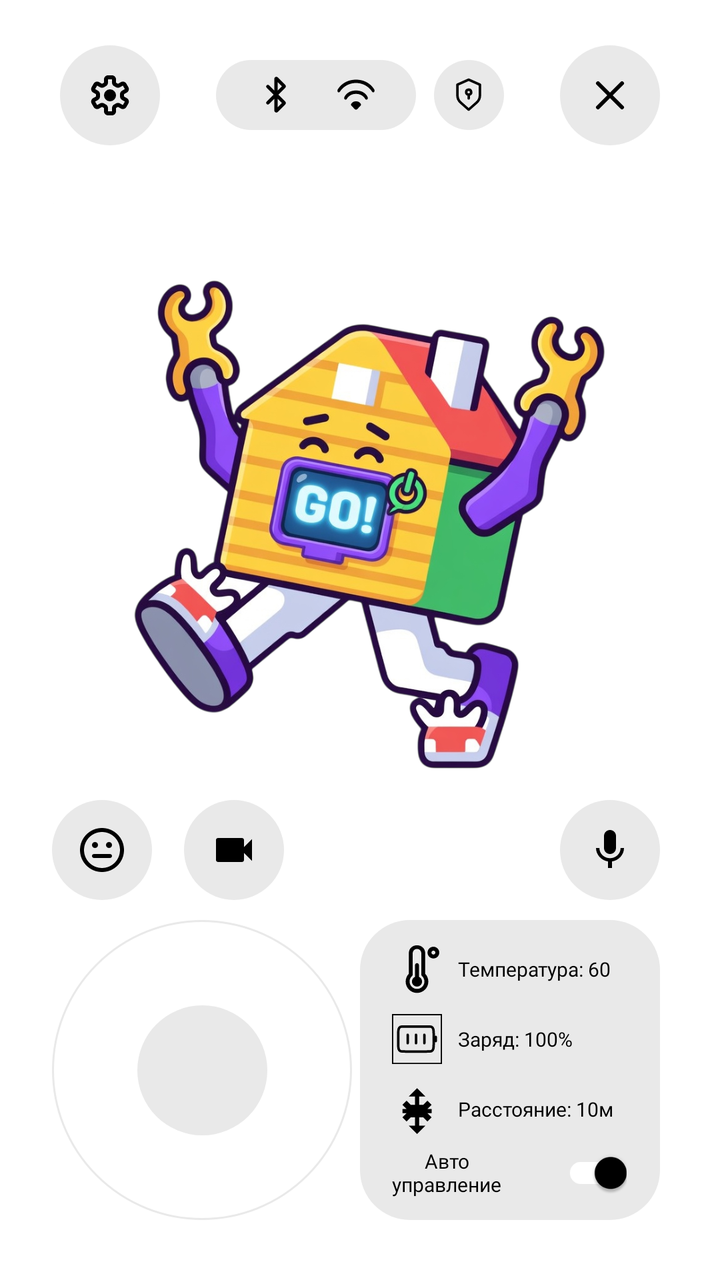
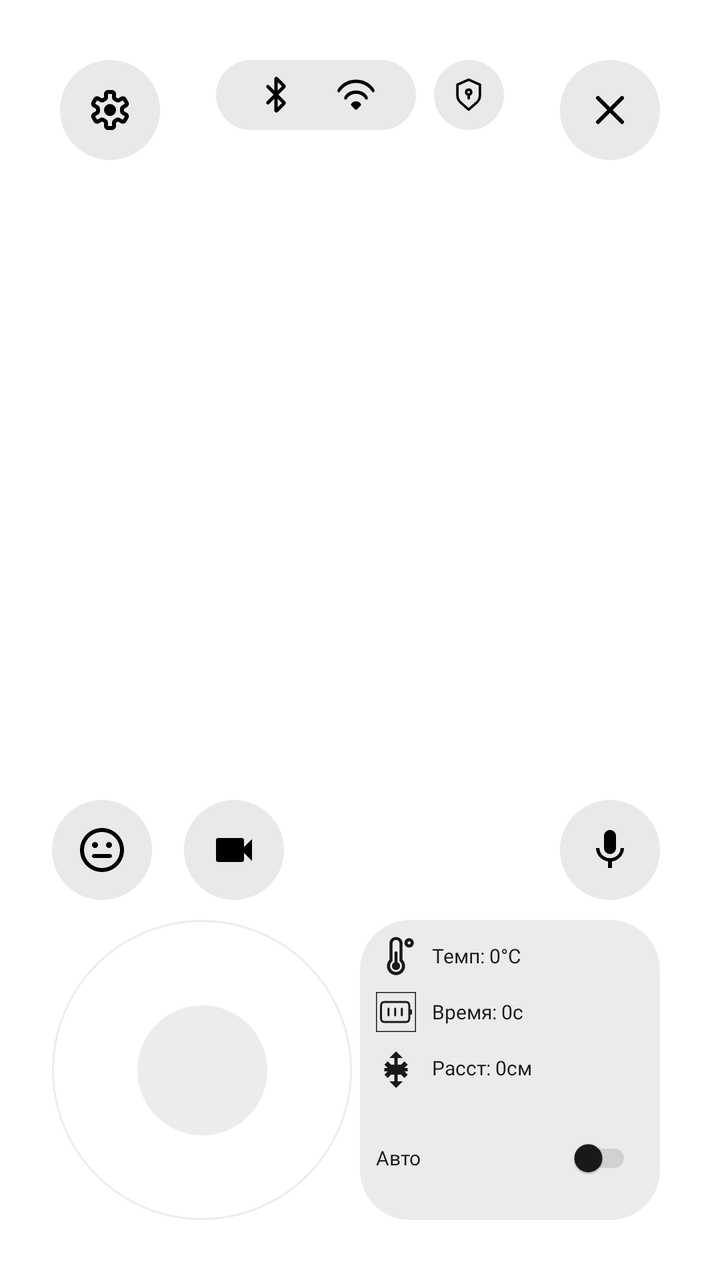

An Android layout rendered at two revisions. The XML below is the earlier revision; the diff shows what the commit changed to produce the second picture.
<!-- AndroidManifest.xml: application theme Theme.Izbushka_android_app -->
<!-- res/layout/activity_main_screen.xml -->
<?xml version="1.0" encoding="utf-8"?>
<androidx.constraintlayout.widget.ConstraintLayout
    android:id="@+id/root"
    xmlns:android="http://schemas.android.com/apk/res/android"
    xmlns:app="http://schemas.android.com/apk/res-auto"
    xmlns:tools="http://schemas.android.com/tools"
    android:layout_width="match_parent"
    android:layout_height="match_parent">

    <LinearLayout
        android:id="@+id/buttonLeft"
        android:layout_width="50dp"
        android:layout_height="50dp"
        android:background="@drawable/rounded_bg"
        android:orientation="horizontal"
        android:gravity="center"
        android:layout_marginStart="30dp"
        app:layout_constraintStart_toStartOf="parent"
        app:layout_constraintTop_toTopOf="@id/topBar"
        app:layout_constraintBottom_toBottomOf="@id/topBar">

        <ImageView
            android:layout_width="24dp"
            android:layout_height="24dp"
            android:src="@drawable/settings"
            app:tint="#000000" />
    </LinearLayout>

    <LinearLayout
        android:id="@+id/buttonRight"
        android:layout_width="50dp"
        android:layout_height="50dp"
        android:background="@drawable/rounded_bg"
        android:orientation="horizontal"
        android:gravity="center"
        android:layout_marginEnd="30dp"
        app:layout_constraintEnd_toEndOf="parent"
        app:layout_constraintTop_toTopOf="@id/topBar"
        app:layout_constraintBottom_toBottomOf="@id/topBar">

        <ImageView
            android:layout_width="24dp"
            android:layout_height="24dp"
            android:src="@drawable/exit"
            app:tint="#000000" />
    </LinearLayout>

    <LinearLayout
        android:id="@+id/topBar"
        android:layout_width="wrap_content"
        android:layout_height="wrap_content"
        android:orientation="horizontal"
        android:gravity="center_vertical"
        android:layout_marginTop="30dp"
        app:layout_constraintStart_toStartOf="parent"
        app:layout_constraintEnd_toEndOf="parent"
        app:layout_constraintTop_toTopOf="parent">

        <LinearLayout
            android:id="@+id/infoPanel"
            android:layout_width="100dp"
            android:layout_height="35dp"
            android:background="@drawable/rounded_bg"
            android:orientation="horizontal"
            android:gravity="center">

            <ImageView
                android:layout_width="20dp"
                android:layout_height="20dp"
                android:src="@drawable/bluetooth"
                app:tint="#000000"
                android:layout_marginEnd="20dp" />

            <ImageView
                android:layout_width="20dp"
                android:layout_height="20dp"
                android:src="@drawable/wifi"
                app:tint="#000000" />
        </LinearLayout>

        <LinearLayout
            android:id="@+id/buttonRules"
            android:layout_width="35dp"
            android:layout_height="35dp"
            android:layout_marginStart="9dp"
            android:background="@drawable/rounded_bg"
            android:orientation="horizontal"
            android:gravity="center">

            <ImageView
                android:layout_width="20dp"
                android:layout_height="20dp"
                android:src="@drawable/security"
                app:tint="#000000" />
        </LinearLayout>

    </LinearLayout>

    <LinearLayout
        android:id="@+id/buttonAboveJoystick"
        android:layout_width="50dp"
        android:layout_height="50dp"
        android:background="@drawable/rounded_bg"
        android:orientation="horizontal"
        android:gravity="center"
        android:layout_marginStart="26dp"
        android:layout_marginBottom="10dp"
        app:layout_constraintStart_toStartOf="parent"
        app:layout_constraintBottom_toTopOf="@id/joystickOuter">

        <ImageView
            android:layout_width="24dp"
            android:layout_height="24dp"
            android:src="@drawable/emoji"
            app:tint="#000000" />
    </LinearLayout>

    <LinearLayout
        android:id="@+id/buttonVideo"
        android:layout_width="50dp"
        android:layout_height="50dp"
        android:background="@drawable/rounded_bg"
        android:orientation="horizontal"
        android:gravity="center"
        android:layout_marginStart="16dp"
        android:layout_marginBottom="10dp"
        app:layout_constraintStart_toEndOf="@id/buttonAboveJoystick"
        app:layout_constraintBottom_toTopOf="@id/joystickOuter">

        <ImageView
            android:layout_width="24dp"
            android:layout_height="24dp"
            android:src="@drawable/video"
            app:tint="#000000" />
    </LinearLayout>

    <View
        android:id="@+id/joystickOuter"
        android:layout_width="150dp"
        android:layout_height="150dp"
        android:background="@drawable/joystick_outer_bg"
        android:layout_marginStart="26dp"
        android:layout_marginBottom="30dp"
        app:layout_constraintStart_toStartOf="parent"
        app:layout_constraintBottom_toBottomOf="parent" />

    <View
        android:id="@+id/joystickKnob"
        android:layout_width="65dp"
        android:layout_height="65dp"
        android:background="@drawable/joystick_knob_bg"
        app:layout_constraintTop_toTopOf="@id/joystickOuter"
        app:layout_constraintBottom_toBottomOf="@id/joystickOuter"
        app:layout_constraintStart_toStartOf="@id/joystickOuter"
        app:layout_constraintEnd_toEndOf="@id/joystickOuter" />

    <View
        android:id="@+id/mainPanel"
        android:layout_width="150dp"
        android:layout_height="150dp"
        android:layout_marginEnd="30dp"
        android:layout_marginBottom="30dp"
        android:background="@drawable/rounded_bg"
        app:layout_constraintEnd_toEndOf="parent"
        app:layout_constraintBottom_toBottomOf="parent" />

    <LinearLayout
        android:id="@+id/buttonAboveMain"
        android:layout_width="50dp"
        android:layout_height="50dp"
        android:background="@drawable/rounded_bg"
        android:orientation="horizontal"
        android:gravity="center"
        android:layout_marginEnd="30dp"
        android:layout_marginBottom="10dp"
        app:layout_constraintEnd_toEndOf="parent"
        app:layout_constraintBottom_toTopOf="@id/mainPanel">

        <ImageView
            android:layout_width="24dp"
            android:layout_height="24dp"
            android:src="@drawable/microphone"
            app:tint="#000000" />
    </LinearLayout>

    <ImageView
        android:id="@+id/robotImage"
        android:layout_width="307dp"
        android:layout_height="322dp"
        app:srcCompat="@drawable/zbushkaactive"
        app:layout_constraintStart_toStartOf="parent"
        app:layout_constraintEnd_toEndOf="parent"
        app:layout_constraintTop_toBottomOf="@id/topBar"
        app:layout_constraintBottom_toTopOf="@id/joystickOuter" />

    <LinearLayout
        android:id="@+id/temperatureRow"
        android:layout_width="wrap_content"
        android:layout_height="wrap_content"
        android:orientation="horizontal"
        android:gravity="center_vertical"
        android:layout_marginStart="16dp"
        android:layout_marginTop="12dp"
        app:layout_constraintStart_toStartOf="@id/mainPanel"
        app:layout_constraintTop_toTopOf="@id/mainPanel">

        <ImageView
            android:layout_width="25dp"
            android:layout_height="25dp"
            android:src="@drawable/temperature"
            app:tint="#000000"
            android:layout_marginEnd="8dp" />

        <TextView
            android:layout_width="wrap_content"
            android:layout_height="wrap_content"
            android:text="Температура: 60"
            android:textSize="10sp"
            android:textColor="#000000"
            android:singleLine="true"
            android:fontFamily="@font/jeju_gothic" />
    </LinearLayout>

    <LinearLayout
        android:id="@+id/batteryRow"
        android:layout_width="wrap_content"
        android:layout_height="wrap_content"
        android:orientation="horizontal"
        android:gravity="center_vertical"
        android:layout_marginStart="16dp"
        android:layout_marginTop="10dp"
        app:layout_constraintStart_toStartOf="@id/mainPanel"
        app:layout_constraintTop_toBottomOf="@id/temperatureRow">

        <ImageView
            android:layout_width="25dp"
            android:layout_height="25dp"
            android:src="@drawable/battery"
            app:tint="#000000"
            android:layout_marginEnd="8dp" />

        <TextView
            android:layout_width="wrap_content"
            android:layout_height="wrap_content"
            android:text="Заряд: 100%"
            android:textSize="10sp"
            android:textColor="#000000"
            android:singleLine="true"
            android:fontFamily="@font/jeju_gothic" />
    </LinearLayout>

    <LinearLayout
        android:id="@+id/distanceRow"
        android:layout_width="wrap_content"
        android:layout_height="wrap_content"
        android:orientation="horizontal"
        android:gravity="center_vertical"
        android:layout_marginStart="16dp"
        android:layout_marginTop="10dp"
        app:layout_constraintStart_toStartOf="@id/mainPanel"
        app:layout_constraintTop_toBottomOf="@id/batteryRow">

        <ImageView
            android:layout_width="25dp"
            android:layout_height="25dp"
            android:src="@drawable/distance"
            app:tint="#000000"
            android:layout_marginEnd="8dp" />

        <TextView
            android:layout_width="wrap_content"
            android:layout_height="wrap_content"
            android:text="Расстояние: 10м"
            android:textSize="10sp"
            android:textColor="#000000"
            android:singleLine="true"
            android:fontFamily="@font/jeju_gothic" />
    </LinearLayout>

    <LinearLayout
        android:id="@+id/autoControlRow"
        android:layout_width="0dp"
        android:layout_height="wrap_content"
        android:orientation="horizontal"
        android:gravity="center_vertical"
        android:layout_marginStart="16dp"
        android:layout_marginEnd="12dp"
        android:layout_marginTop="-5dp"
        app:layout_constraintStart_toStartOf="@id/mainPanel"
        app:layout_constraintEnd_toEndOf="@id/mainPanel"
        app:layout_constraintTop_toBottomOf="@id/distanceRow">

        <TextView
            android:layout_width="0dp"
            android:layout_height="wrap_content"
            android:layout_weight="1"
            android:text="       Авто управление"
            android:textSize="10sp"
            android:textColor="#000000"
            android:fontFamily="@font/jeju_gothic" />

        <androidx.appcompat.widget.SwitchCompat
            android:id="@+id/autoControlSwitch"
            android:layout_width="wrap_content"
            android:layout_height="wrap_content"
            android:checked="true"
            android:scaleX="0.8"
            android:scaleY="0.8"
            app:thumbTint="#000000"
            app:trackTint="#FFFFFF" />
    </LinearLayout>

</androidx.constraintlayout.widget.ConstraintLayout>
<!-- resources referenced by this layout -->
<resources>
  <!-- drawable distance (drawable) -->
  <?xml version="1.0" encoding="utf-8"?>
  <vector xmlns:android="http://schemas.android.com/apk/res/android"
      android:width="24dp"
      android:height="24dp"
      android:viewportWidth="24"
      android:viewportHeight="24">
      <path
          android:fillColor="#000000"
          android:pathData="M12,2L8,6h3v4H9L7,8 5,10l2,2H5v2h2L5,16l2,2 2,-2h2v4H8l4,4 4,-4h-3v-4h2l2,2 2,-2 -2,-2h2v-2h-2l2,-2 -2,-2 -2,2h-2V6h3L12,2z" />
  </vector>
  <!-- drawable exit (drawable) -->
  <?xml version="1.0" encoding="utf-8"?>
  <vector xmlns:android="http://schemas.android.com/apk/res/android"
      android:width="24dp"
      android:height="24dp"
      android:viewportWidth="24"
      android:viewportHeight="24"
      android:tint="?attr/colorOnSurface">
  
      <path
          android:fillColor="#FF000000"
          android:pathData="M6,6 L18,18 M18,6 L6,18"
          android:strokeWidth="2"
          android:strokeColor="#FF000000"
          android:strokeLineCap="round" />
  
  </vector>
  <!-- drawable joystick_knob_bg (drawable) -->
  <?xml version="1.0" encoding="utf-8"?>
  <shape xmlns:android="http://schemas.android.com/apk/res/android"
      android:shape="oval">
      <solid android:color="#E9E9E9" />
  </shape>
  <!-- drawable joystick_outer_bg (drawable) -->
  <?xml version="1.0" encoding="utf-8"?>
  <shape xmlns:android="http://schemas.android.com/apk/res/android"
      android:shape="oval">
      <solid android:color="@android:color/transparent" />
      <stroke
          android:width="1dp"
          android:color="#E9E9E9" />
  </shape>
  <!-- drawable microphone (drawable) -->
  <?xml version="1.0" encoding="utf-8"?>
  <vector xmlns:android="http://schemas.android.com/apk/res/android"
      android:width="24dp"
      android:height="24dp"
      android:viewportWidth="24"
      android:viewportHeight="24">
      <path
          android:fillColor="#000000"
          android:pathData="M12,14c1.66,0 2.99,-1.34 2.99,-3L15,5c0,-1.66 -1.34,-3 -3,-3S9,3.34 9,5v6c0,1.66 1.34,3 3,3zM17.3,11c0,3 -2.54,5.1 -5.3,5.1S6.7,14 6.7,11H5c0,3.41 2.72,6.23 6,6.72V21h2v-3.28c3.28,-0.48 6,-3.3 6,-6.72h-1.7z" />
  </vector>
  <!-- drawable rounded_bg (drawable) -->
  <?xml version="1.0" encoding="utf-8"?>
  <shape xmlns:android="http://schemas.android.com/apk/res/android"
      android:shape="rectangle">
      <solid android:color="#E9E9E9" />
      <corners android:radius="25dp" />
  </shape>
  <!-- drawable video (drawable) -->
  <vector xmlns:android="http://schemas.android.com/apk/res/android"
      android:width="24dp"
      android:height="24dp"
      android:viewportWidth="24"
      android:viewportHeight="24">
      <path
          android:fillColor="#000000"
          android:pathData="M17,10.5V7c0,-0.55 -0.45,-1 -1,-1H4c-0.55,0 -1,0.45 -1,1v10c0,0.55 0.45,1 1,1h12c0.55,0 1,-0.45 1,-1v-3.5l4,4v-11l-4,4z"/>
  </vector>
  <!-- drawable zbushkaactive: png bitmap (drawable, 655269 bytes) -->
  <style name="Theme.Izbushka_android_app" parent="Base.Theme.Izbushka_android_app" />
  <color name="light_primary">#2196F3</color>
  <color name="light_primary_variant">#1976D2</color>
  <color name="light_on_primary">#FFFFFF</color>
  <color name="light_secondary">#03DAC6</color>
  <color name="light_secondary_variant">#018786</color>
  <color name="light_on_secondary">#000000</color>
  <color name="light_background">#FFFFFF</color>
  <color name="light_text_primary">#000000</color>
  <color name="light_text_secondary">#676767</color>
  <!-- unchanged entries left out for length: 8 -->
</resources>

<!-- the commit's change to res/layout/activity_main_screen.xml (unified diff, before → after) -->
@@ -7,6 +7,15 @@
     android:layout_width="match_parent"
     android:layout_height="match_parent">
 
+    <FrameLayout
+        android:id="@+id/videoContainer"
+        android:layout_width="match_parent"
+        android:layout_height="0dp"
+        app:layout_constraintTop_toTopOf="parent"
+        app:layout_constraintBottom_toBottomOf="parent"
+        app:layout_constraintStart_toStartOf="parent"
+        app:layout_constraintEnd_toEndOf="parent" />
+
     <LinearLayout
         android:id="@+id/buttonLeft"
         android:layout_width="50dp"
@@ -15,9 +24,9 @@
         android:orientation="horizontal"
         android:gravity="center"
         android:layout_marginStart="30dp"
-        app:layout_constraintStart_toStartOf="parent"
-        app:layout_constraintTop_toTopOf="@id/topBar"
-        app:layout_constraintBottom_toBottomOf="@id/topBar">
+        android:layout_marginTop="30dp"
+        app:layout_constraintStart_toStartOf="parent"
+        app:layout_constraintTop_toTopOf="parent">
 
         <ImageView
             android:layout_width="24dp"
@@ -34,9 +43,9 @@
         android:orientation="horizontal"
         android:gravity="center"
         android:layout_marginEnd="30dp"
+        android:layout_marginTop="30dp"
         app:layout_constraintEnd_toEndOf="parent"
-        app:layout_constraintTop_toTopOf="@id/topBar"
-        app:layout_constraintBottom_toBottomOf="@id/topBar">
+        app:layout_constraintTop_toTopOf="parent">
 
         <ImageView
             android:layout_width="24dp"
@@ -93,7 +102,6 @@
                 android:src="@drawable/security"
                 app:tint="#000000" />
         </LinearLayout>
-
     </LinearLayout>
 
     <LinearLayout
@@ -141,6 +149,7 @@
         android:background="@drawable/joystick_outer_bg"
         android:layout_marginStart="26dp"
         android:layout_marginBottom="30dp"
+        android:alpha="0.85"
         app:layout_constraintStart_toStartOf="parent"
         app:layout_constraintBottom_toBottomOf="parent" />
 
@@ -149,165 +158,156 @@
         android:layout_width="65dp"
         android:layout_height="65dp"
         android:background="@drawable/joystick_knob_bg"
+        android:alpha="0.85"
         app:layout_constraintTop_toTopOf="@id/joystickOuter"
         app:layout_constraintBottom_toBottomOf="@id/joystickOuter"
         app:layout_constraintStart_toStartOf="@id/joystickOuter"
         app:layout_constraintEnd_toEndOf="@id/joystickOuter" />
 
-    <View
+    <LinearLayout
+        android:id="@+id/buttonAboveMain"
+        android:layout_width="50dp"
+        android:layout_height="50dp"
+        android:background="@drawable/rounded_bg"
+        android:orientation="horizontal"
+        android:gravity="center"
+        android:layout_marginEnd="30dp"
+        android:layout_marginBottom="10dp"
+        app:layout_constraintEnd_toEndOf="parent"
+        app:layout_constraintBottom_toTopOf="@id/mainPanel">
+
+        <ImageView
+            android:layout_width="24dp"
+            android:layout_height="24dp"
+            android:src="@drawable/microphone"
+            app:tint="#000000" />
+    </LinearLayout>
+
+    <LinearLayout
         android:id="@+id/mainPanel"
         android:layout_width="150dp"
         android:layout_height="150dp"
         android:layout_marginEnd="30dp"
         android:layout_marginBottom="30dp"
         android:background="@drawable/rounded_bg"
+        android:alpha="0.9"
         app:layout_constraintEnd_toEndOf="parent"
-        app:layout_constraintBottom_toBottomOf="parent" />
-
-    <LinearLayout
-        android:id="@+id/buttonAboveMain"
-        android:layout_width="50dp"
-        android:layout_height="50dp"
-        android:background="@drawable/rounded_bg"
-        android:orientation="horizontal"
-        android:gravity="center"
-        android:layout_marginEnd="30dp"
-        android:layout_marginBottom="10dp"
-        app:layout_constraintEnd_toEndOf="parent"
-        app:layout_constraintBottom_toTopOf="@id/mainPanel">
-
-        <ImageView
-            android:layout_width="24dp"
-            android:layout_height="24dp"
-            android:src="@drawable/microphone"
-            app:tint="#000000" />
-    </LinearLayout>
-
-    <ImageView
-        android:id="@+id/robotImage"
-        android:layout_width="307dp"
-        android:layout_height="322dp"
-        app:srcCompat="@drawable/zbushkaactive"
-        app:layout_constraintStart_toStartOf="parent"
-        app:layout_constraintEnd_toEndOf="parent"
-        app:layout_constraintTop_toBottomOf="@id/topBar"
-        app:layout_constraintBottom_toTopOf="@id/joystickOuter" />
-
-    <LinearLayout
-        android:id="@+id/temperatureRow"
-        android:layout_width="wrap_content"
-        android:layout_height="wrap_content"
-        android:orientation="horizontal"
-        android:gravity="center_vertical"
-        android:layout_marginStart="16dp"
-        android:layout_marginTop="12dp"
-        app:layout_constraintStart_toStartOf="@id/mainPanel"
-        app:layout_constraintTop_toTopOf="@id/mainPanel">
-
-        <ImageView
-            android:layout_width="25dp"
-            android:layout_height="25dp"
-            android:src="@drawable/temperature"
-            app:tint="#000000"
-            android:layout_marginEnd="8dp" />
-
-        <TextView
-            android:layout_width="wrap_content"
-            android:layout_height="wrap_content"
-            android:text="Температура: 60"
-            android:textSize="10sp"
-            android:textColor="#000000"
-            android:singleLine="true"
-            android:fontFamily="@font/jeju_gothic" />
-    </LinearLayout>
-
-    <LinearLayout
-        android:id="@+id/batteryRow"
-        android:layout_width="wrap_content"
-        android:layout_height="wrap_content"
-        android:orientation="horizontal"
-        android:gravity="center_vertical"
-        android:layout_marginStart="16dp"
-        android:layout_marginTop="10dp"
-        app:layout_constraintStart_toStartOf="@id/mainPanel"
-        app:layout_constraintTop_toBottomOf="@id/temperatureRow">
-
-        <ImageView
-            android:layout_width="25dp"
-            android:layout_height="25dp"
-            android:src="@drawable/battery"
-            app:tint="#000000"
-            android:layout_marginEnd="8dp" />
-
-        <TextView
-            android:layout_width="wrap_content"
-            android:layout_height="wrap_content"
-            android:text="Заряд: 100%"
-            android:textSize="10sp"
-            android:textColor="#000000"
-            android:singleLine="true"
-            android:fontFamily="@font/jeju_gothic" />
-    </LinearLayout>
-
-    <LinearLayout
-        android:id="@+id/distanceRow"
-        android:layout_width="wrap_content"
-        android:layout_height="wrap_content"
-        android:orientation="horizontal"
-        android:gravity="center_vertical"
-        android:layout_marginStart="16dp"
-        android:layout_marginTop="10dp"
-        app:layout_constraintStart_toStartOf="@id/mainPanel"
-        app:layout_constraintTop_toBottomOf="@id/batteryRow">
-
-        <ImageView
-            android:layout_width="25dp"
-            android:layout_height="25dp"
-            android:src="@drawable/distance"
-            app:tint="#000000"
-            android:layout_marginEnd="8dp" />
-
-        <TextView
-            android:layout_width="wrap_content"
-            android:layout_height="wrap_content"
-            android:text="Расстояние: 10м"
-            android:textSize="10sp"
-            android:textColor="#000000"
-            android:singleLine="true"
-            android:fontFamily="@font/jeju_gothic" />
-    </LinearLayout>
-
-    <LinearLayout
-        android:id="@+id/autoControlRow"
-        android:layout_width="0dp"
-        android:layout_height="wrap_content"
-        android:orientation="horizontal"
-        android:gravity="center_vertical"
-        android:layout_marginStart="16dp"
-        android:layout_marginEnd="12dp"
-        android:layout_marginTop="-5dp"
-        app:layout_constraintStart_toStartOf="@id/mainPanel"
-        app:layout_constraintEnd_toEndOf="@id/mainPanel"
-        app:layout_constraintTop_toBottomOf="@id/distanceRow">
-
-        <TextView
-            android:layout_width="0dp"
-            android:layout_height="wrap_content"
-            android:layout_weight="1"
-            android:text="       Авто управление"
-            android:textSize="10sp"
-            android:textColor="#000000"
-            android:fontFamily="@font/jeju_gothic" />
-
-        <androidx.appcompat.widget.SwitchCompat
-            android:id="@+id/autoControlSwitch"
-            android:layout_width="wrap_content"
-            android:layout_height="wrap_content"
-            android:checked="true"
-            android:scaleX="0.8"
-            android:scaleY="0.8"
-            app:thumbTint="#000000"
-            app:trackTint="#FFFFFF" />
+        app:layout_constraintBottom_toBottomOf="parent">
+
+        <LinearLayout
+            android:layout_width="match_parent"
+            android:layout_height="match_parent"
+            android:orientation="vertical"
+            android:gravity="center"
+            android:padding="8dp">
+
+            <LinearLayout
+                android:id="@+id/temperatureRow"
+                android:layout_width="match_parent"
+                android:layout_height="wrap_content"
+                android:orientation="horizontal"
+                android:gravity="center_vertical"
+                android:layout_marginBottom="8dp">
+
+                <ImageView
+                    android:layout_width="20dp"
+                    android:layout_height="20dp"
+                    android:src="@drawable/temperature"
+                    app:tint="#000000"
+                    android:layout_marginEnd="8dp" />
+
+                <TextView
+                    android:id="@+id/temperatureValue"
+                    android:layout_width="0dp"
+                    android:layout_height="wrap_content"
+                    android:layout_weight="1"
+                    android:text="Темп: 0°C"
+                    android:textSize="10sp"
+                    android:textColor="#000000"
+                    android:fontFamily="@font/jeju_gothic" />
+            </LinearLayout>
+
+            <LinearLayout
+                android:id="@+id/batteryRow"
+                android:layout_width="match_parent"
+                android:layout_height="wrap_content"
+                android:orientation="horizontal"
+                android:gravity="center_vertical"
+                android:layout_marginBottom="8dp">
+
+                <ImageView
+                    android:layout_width="20dp"
+                    android:layout_height="20dp"
+                    android:src="@drawable/battery"
+                    app:tint="#000000"
+                    android:layout_marginEnd="8dp" />
+
+                <TextView
+                    android:id="@+id/batteryValue"
+                    android:layout_width="0dp"
+                    android:layout_height="wrap_content"
+                    android:layout_weight="1"
+                    android:text="Время: 0с"
+                    android:textSize="10sp"
+                    android:textColor="#000000"
+                    android:fontFamily="@font/jeju_gothic" />
+            </LinearLayout>
+
+            <LinearLayout
+                android:id="@+id/distanceRow"
+                android:layout_width="match_parent"
+                android:layout_height="wrap_content"
+                android:orientation="horizontal"
+                android:gravity="center_vertical"
+                android:layout_marginBottom="8dp">
+
+                <ImageView
+                    android:layout_width="20dp"
+                    android:layout_height="20dp"
+                    android:src="@drawable/distance"
+                    app:tint="#000000"
+                    android:layout_marginEnd="8dp" />
+
+                <TextView
+                    android:id="@+id/distanceValue"
+                    android:layout_width="0dp"
+                    android:layout_height="wrap_content"
+                    android:layout_weight="1"
+                    android:text="Расст: 0см"
+                    android:textSize="10sp"
+                    android:textColor="#000000"
+                    android:fontFamily="@font/jeju_gothic" />
+            </LinearLayout>
+
+            <LinearLayout
+                android:id="@+id/autoControlRow"
+                android:layout_width="match_parent"
+                android:layout_height="wrap_content"
+                android:orientation="horizontal"
+                android:gravity="center_vertical"
+                android:layout_marginTop="4dp">
+
+                <TextView
+                    android:layout_width="0dp"
+                    android:layout_height="wrap_content"
+                    android:layout_weight="1"
+                    android:text="Авто"
+                    android:textSize="10sp"
+                    android:textColor="#000000"
+                    android:fontFamily="@font/jeju_gothic" />
+
+                <androidx.appcompat.widget.SwitchCompat
+                    android:id="@+id/autoControlSwitch"
+                    android:layout_width="wrap_content"
+                    android:layout_height="wrap_content"
+                    android:checked="false"
+                    android:scaleX="0.7"
+                    android:scaleY="0.7"
+                    app:thumbTint="#000000"
+                    app:trackTint="#CCCCCC" />
+            </LinearLayout>
+
+        </LinearLayout>
     </LinearLayout>
 
 </androidx.constraintlayout.widget.ConstraintLayout>
<!-- resource entries referenced after the edit -->
@@ -71,7 +71,6 @@
           android:fillColor="#000000"
           android:pathData="M17,10.5V7c0,-0.55 -0.45,-1 -1,-1H4c-0.55,0 -1,0.45 -1,1v10c0,0.55 0.45,1 1,1h12c0.55,0 1,-0.45 1,-1v-3.5l4,4v-11l-4,4z"/>
   </vector>
-  <!-- drawable zbushkaactive: png bitmap (drawable, 655269 bytes) -->
   <style name="Theme.Izbushka_android_app" parent="Base.Theme.Izbushka_android_app" />
   <color name="light_primary">#2196F3</color>
   <color name="light_primary_variant">#1976D2</color>
